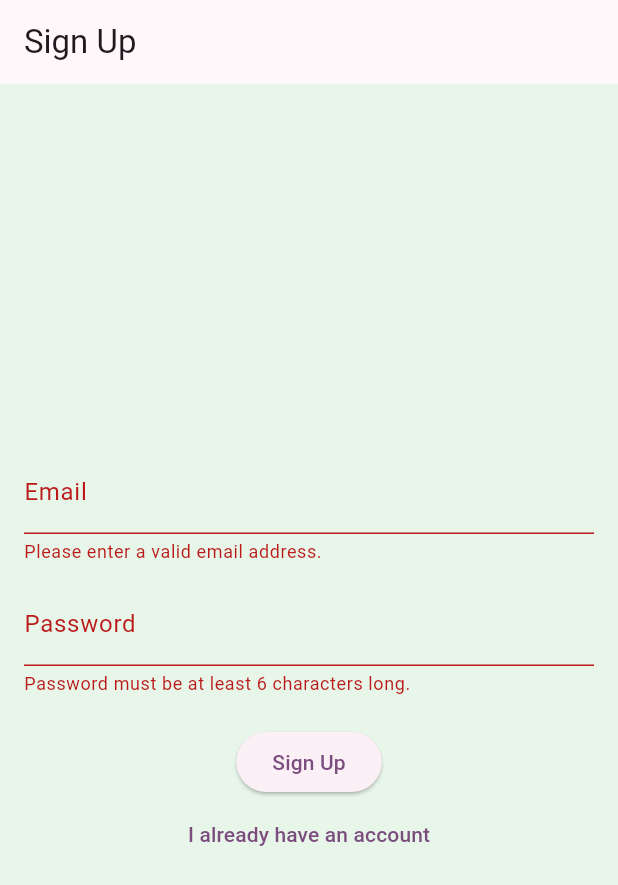
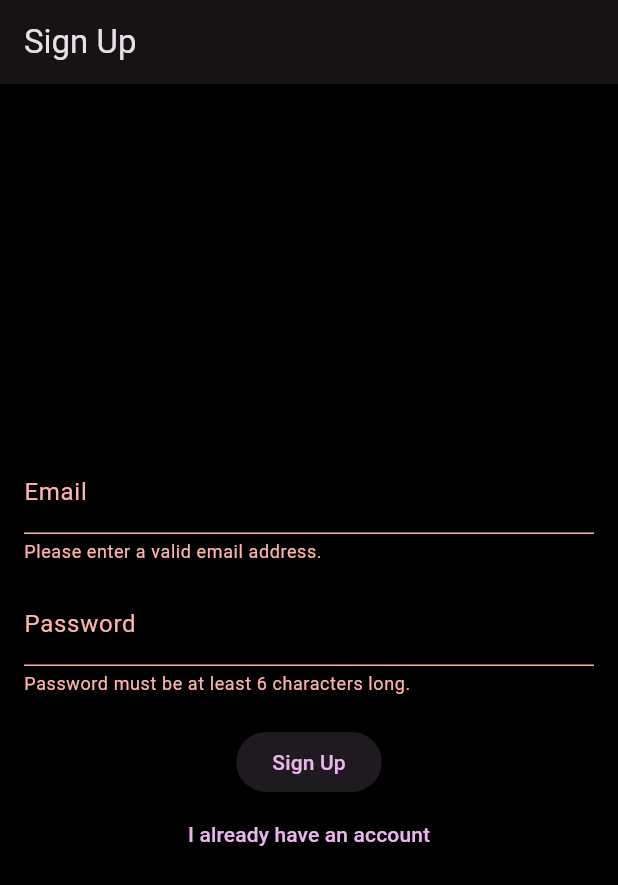
Before and after one commit to could-ai/019860d4-39db-7d30-8c54-eef5cc6d4892, a Flutter app: the screen it shows after launch, after a tap on "Login", after a tap on "Create an account", on a phone screen of 412 x 824 dp. Shown: the top 885 px of the screen. Run offline on Flutter 3.47's test engine with Material 3 defaults, Android fonts, the phone set to English and light mode, and no system bars; our stand-ins replace supabase_flutter; accounts and stored records are empty.

Commit message:
Set app theme to dark mode with a black background.; Remove explicit background color to inherit from the main theme.; Remove explicit background color to inherit from the main theme.; Remove explicit background color to inherit from the main theme.

```diff
--- a/usr/lib/add_password_screen.dart
+++ b/usr/lib/add_password_screen.dart
@@ -63,7 +63,6 @@ class _AddPasswordScreenState extends State<AddPasswordScreen> {
   @override
   Widget build(BuildContext context) {
     return Scaffold(
-      backgroundColor: Colors.green.shade50,
       appBar: AppBar(
         title: const Text('Add New Password'),
         actions: [
--- a/usr/lib/auth_screen.dart
+++ b/usr/lib/auth_screen.dart
@@ -72,7 +72,6 @@ class _AuthScreenState extends State<AuthScreen> {
   @override
   Widget build(BuildContext context) {
     return Scaffold(
-      backgroundColor: Colors.green.shade50,
       appBar: AppBar(
         title: Text(_isLogin ? 'Login' : 'Sign Up'),
       ),
--- a/usr/lib/main.dart
+++ b/usr/lib/main.dart
@@ -42,7 +42,12 @@ class MyApp extends StatelessWidget {
       title: 'Pass Me!',
       debugShowCheckedModeBanner: false,
       theme: ThemeData(
-        colorScheme: ColorScheme.fromSeed(seedColor: Colors.purple),
+        brightness: Brightness.dark,
+        scaffoldBackgroundColor: Colors.black,
+        colorScheme: ColorScheme.fromSeed(
+          seedColor: Colors.purple,
+          brightness: Brightness.dark,
+        ),
         useMaterial3: true,
       ),
       initialRoute: '/',
@@ -128,7 +133,6 @@ class _MyHomePageState extends State<MyHomePage> {
   @override
   Widget build(BuildContext context) {
     return Scaffold(
-      backgroundColor: Colors.green.shade50,
       appBar: AppBar(
         backgroundColor: Theme.of(context).colorScheme.inversePrimary,
         title: Text(widget.title),
--- a/usr/lib/splash_screen.dart
+++ b/usr/lib/splash_screen.dart
@@ -29,9 +29,8 @@ class _SplashScreenState extends State<SplashScreen> {
 
   @override
   Widget build(BuildContext context) {
-    return Scaffold(
-      backgroundColor: Colors.green.shade50,
-      body: const Center(
+    return const Scaffold(
+      body: Center(
         child: Column(
           mainAxisAlignment: MainAxisAlignment.center,
           children: [
```
